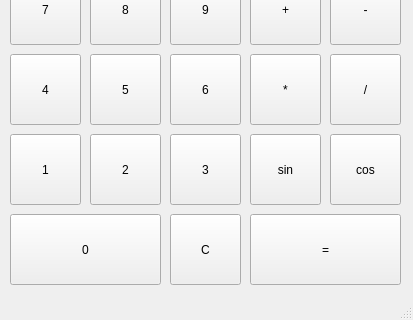
First picture: the form in calculator.ui, repository mslongo/PyQtCalculator, before the edit; both pictures show x 0 to 413 and y 185 to 505 of the 413 by 505 pixel window.
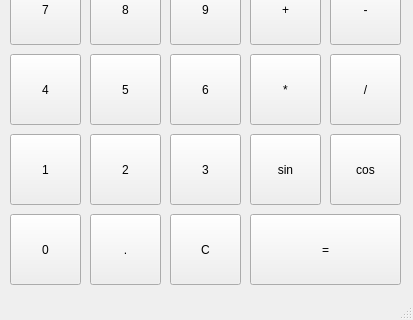
Second picture: the form after the edit.

```diff
--- a/calculator.ui
+++ b/calculator.ui
@@ -169,7 +169,7 @@
      <rect>
       <x>10</x>
       <y>380</y>
-      <width>151</width>
+      <width>71</width>
       <height>71</height>
      </rect>
     </property>
@@ -390,6 +390,19 @@
      <string notr="true">saved</string>
     </attribute>
    </widget>
+   <widget class="QPushButton" name="button_dec">
+    <property name="geometry">
+     <rect>
+      <x>90</x>
+      <y>380</y>
+      <width>71</width>
+      <height>71</height>
+     </rect>
+    </property>
+    <property name="text">
+     <string>.</string>
+    </property>
+   </widget>
   </widget>
   <widget class="QStatusBar" name="statusbar"/>
   <widget class="QMenuBar" name="menubar">
```
Left out of the diff: 2 changed lines with no effect on the pictures.
